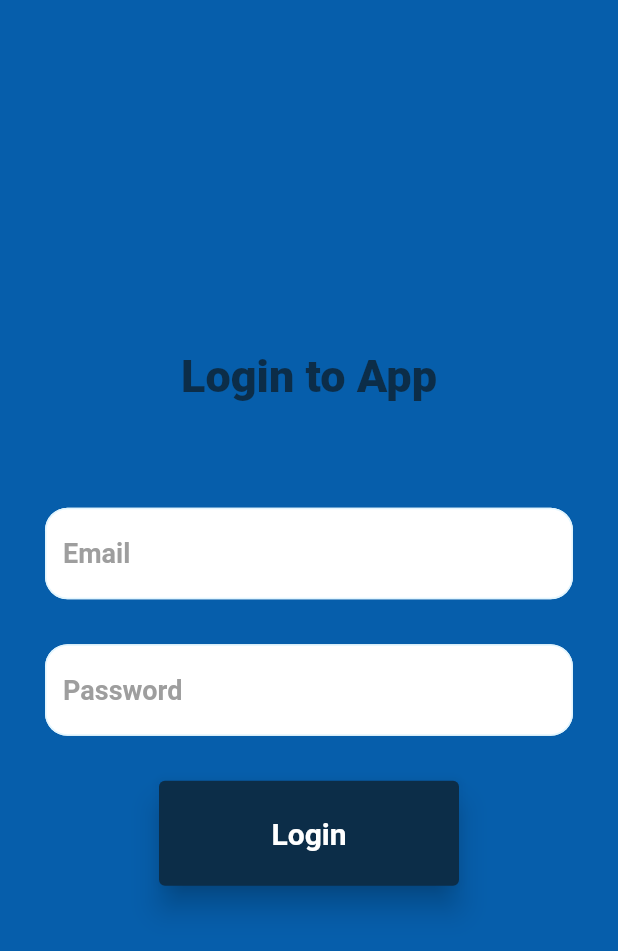
After one commit to dimeprog/simple_ui, a Flutter app: the screen it shows after launch, after a tap on the "arrow forward" icon, on a phone screen of 412 x 824 dp. The commit adds this screen. Shown: the top 951 px of the screen. Run offline on Flutter 3.47's test engine with Material 2 defaults, Android fonts, the phone set to English and light mode, and no system bars; our stand-ins replace firebase_core, flutter_rating_bar, flutter_svg, hooks_riverpod; accounts and stored records are empty; generated files the repository leaves out were written again.

Commit message:
add kogin screen to project

```diff
--- a/simple_ui/lib/main.dart
+++ b/simple_ui/lib/main.dart
@@ -1,9 +1,15 @@
+import 'package:firebase_core/firebase_core.dart';
 import 'package:flutter/material.dart';
-import 'package:simple_ui/screens/home_page.dart';
 import 'package:simple_ui/screens/splash_page.dart';
+import 'package:hooks_riverpod/hooks_riverpod.dart';
+import 'firebase_options.dart';
 
-void main() {
-  runApp(const MyApp());
+void main() async {
+  WidgetsFlutterBinding.ensureInitialized();
+  await Firebase.initializeApp(
+    options: DefaultFirebaseOptions.currentPlatform,
+  );
+  runApp(ProviderScope(child: const MyApp()));
 }
 
 class MyApp extends StatelessWidget {
@@ -16,9 +22,10 @@ class MyApp extends StatelessWidget {
       title: 'Simple Ui',
       debugShowCheckedModeBanner: false,
       theme: ThemeData(
-          primarySwatch: Colors.amber,
-          iconTheme: const IconThemeData(color: Colors.white)),
-      home: SplashPage(),
+        primarySwatch: Colors.amber,
+        iconTheme: const IconThemeData(color: Colors.white),
+      ),
+      home: const SplashPage(),
     );
   }
 }
--- /dev/null
+++ b/simple_ui/lib/screens/login_screen.dart
@@ -0,0 +1,97 @@
+import 'package:flutter/material.dart';
+import 'package:hooks_riverpod/hooks_riverpod.dart';
+import 'package:simple_ui/widgets/app_color.dart';
+import 'package:simple_ui/widgets/textEditing_widget.dart';
+
+class LoginScreen extends ConsumerStatefulWidget {
+  const LoginScreen({super.key});
+
+  @override
+  ConsumerState<LoginScreen> createState() => _LoginScreenState();
+}
+
+class _LoginScreenState extends ConsumerState<LoginScreen> {
+// create controllers
+  final TextEditingController emailController = TextEditingController();
+  final TextEditingController passwordController = TextEditingController();
+
+  @override
+  void dispose() {
+    emailController.clear();
+    emailController.dispose();
+    passwordController.clear();
+    passwordController.dispose();
+    super.dispose();
+  }
+
+  @override
+  Widget build(BuildContext context) {
+    return Scaffold(
+      backgroundColor: const Color(0xff065eab),
+      body: SafeArea(
+        child: Center(
+          child: Form(
+            child: Center(
+              child: Padding(
+                padding: const EdgeInsets.symmetric(horizontal: 30),
+                child: Column(
+                  mainAxisAlignment: MainAxisAlignment.center,
+                  crossAxisAlignment: CrossAxisAlignment.center,
+                  children: [
+                    const Center(
+                      child: Text(
+                        "Login to App",
+                        style: TextStyle(
+                          color: Color(0xff0C2D48),
+                          fontWeight: FontWeight.w900,
+                          fontSize: 30,
+                        ),
+                      ),
+                    ),
+                    const SizedBox(
+                      height: 70,
+                    ),
+                    AppTextEditingWidget(
+                        key: ValueKey(1),
+                        controller: emailController,
+                        hintText: 'Email'),
+                    const SizedBox(
+                      height: 30,
+                    ),
+                    AppTextEditingWidget(
+                      key: const ValueKey(2),
+                      controller: passwordController,
+                      hintText: 'Password',
+                      isObsecure: true,
+                    ),
+                    const SizedBox(
+                      height: 30,
+                    ),
+                    SizedBox(
+                      height: 70,
+                      width: 200,
+                      child: ElevatedButton(
+                        onPressed: () {},
+                        style: ElevatedButton.styleFrom(
+                            backgroundColor: const Color(0xff0C2D48),
+                            elevation: 8),
+                        child: const Text(
+                          'Login',
+                          style: TextStyle(
+                            color: Color(0xffffffff),
+                            fontWeight: FontWeight.w700,
+                            fontSize: 20,
+                          ),
+                        ),
+                      ),
+                    )
+                  ],
+                ),
+              ),
+            ),
+          ),
+        ),
+      ),
+    );
+  }
+}
--- a/simple_ui/lib/screens/splash_page.dart
+++ b/simple_ui/lib/screens/splash_page.dart
@@ -1,5 +1,6 @@
 import 'package:flutter/material.dart';
 import 'package:flutter_svg/flutter_svg.dart';
+import 'package:simple_ui/screens/login_screen.dart';
 
 class SplashPage extends StatefulWidget {
   const SplashPage({super.key});
@@ -79,7 +80,14 @@ class _SplashPageState extends State<SplashPage> {
                           ),
                         ),
                       ),
-                      Container(
+                      InkWell(
+                        onTap: () {
+                          Navigator.of(context).push(
+                            MaterialPageRoute(
+                                builder: (context) => const LoginScreen()),
+                          );
+                        },
+                        child: Container(
                             height: 50,
                             width: 50,
                             decoration: BoxDecoration(
@@ -88,7 +96,8 @@ class _SplashPageState extends State<SplashPage> {
                             child: const Icon(
                               Icons.arrow_forward_rounded,
                               size: 32,
-                          ))
+                            )),
+                      )
                     ],
                   ),
                 ),
--- /dev/null
+++ b/simple_ui/lib/widgets/app_color.dart
@@ -0,0 +1,5 @@
+import 'package:flutter/material.dart';
+
+class ColorManger {
+  static const textEditingColor = Color(0xff0C2D48);
+}
--- /dev/null
+++ b/simple_ui/lib/widgets/textEditing_widget.dart
@@ -0,0 +1,59 @@
+import 'package:flutter/material.dart';
+
+import 'app_color.dart';
+
+class AppTextEditingWidget extends StatelessWidget {
+  final TextEditingController controller;
+  final String hintText;
+  final bool isObsecure;
+  const AppTextEditingWidget({
+    super.key,
+    required this.controller,
+    required this.hintText,
+    this.isObsecure = false,
+  });
+
+  @override
+  Widget build(BuildContext context) {
+    return TextFormField(
+      obscureText: isObsecure,
+      controller: controller,
+      decoration: InputDecoration(
+        hintText: hintText,
+        hintStyle: const TextStyle(
+            color: Colors.grey, fontSize: 18, fontWeight: FontWeight.w700),
+        filled: true,
+        fillColor: Colors.white,
+        border: OutlineInputBorder(
+          borderRadius: BorderRadius.circular(15),
+          borderSide: const BorderSide(
+            color: ColorManger.textEditingColor,
+            width: 1,
+          ),
+        ),
+        errorBorder: OutlineInputBorder(
+          borderRadius: BorderRadius.circular(15),
+          borderSide: const BorderSide(
+            color: Colors.red,
+            width: 1,
+          ),
+        ),
+        enabled: true,
+        enabledBorder: OutlineInputBorder(
+          borderRadius: BorderRadius.circular(15),
+          borderSide: BorderSide(
+            color: Colors.lightBlue.shade50,
+            width: 1,
+          ),
+        ),
+        focusedBorder: OutlineInputBorder(
+          borderRadius: BorderRadius.circular(15),
+          borderSide: BorderSide(
+            color: Colors.lightBlue.shade50,
+            width: 1,
+          ),
+        ),
+      ),
+    );
+  }
+}
--- a/simple_ui/pubspec.yaml
+++ b/simple_ui/pubspec.yaml
@@ -36,7 +36,7 @@ dependencies:
     sdk: flutter
   flutter_rating_bar: ^4.0.1
   flutter_svg: ^1.1.6
-  riverpod: ^2.0.2
+  hooks_riverpod: ^2.0.2
 
 dev_dependencies:
   flutter_lints: ^2.0.0
```
Also changed, not shown: simple_ui/assets/images/undraw_welcome_re_h3d9.svg (added), simple_ui/pubspec.lock. Lines whose indentation alone changed are shown as unchanged.
